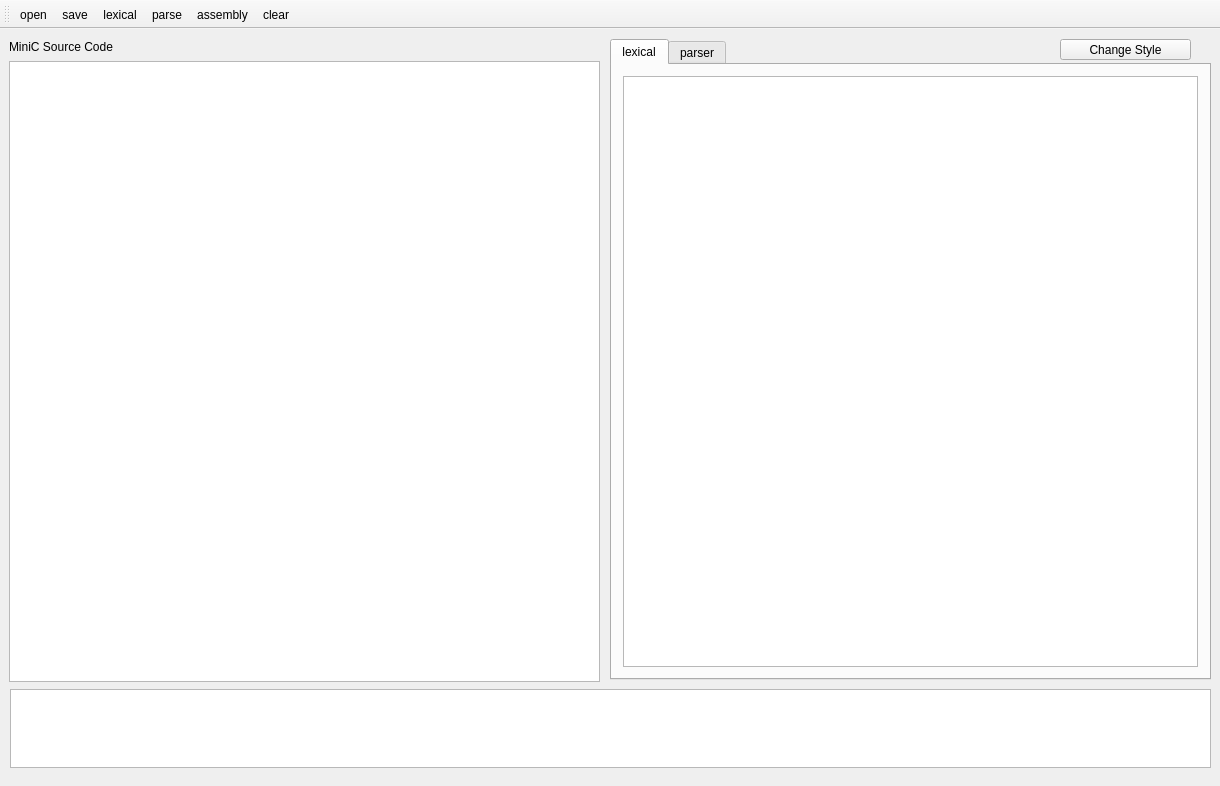
Dudebla/MiniC-CompilingPrinciplesCourse, file MiniCTeat/mainwindow.ui: the form before one commit.
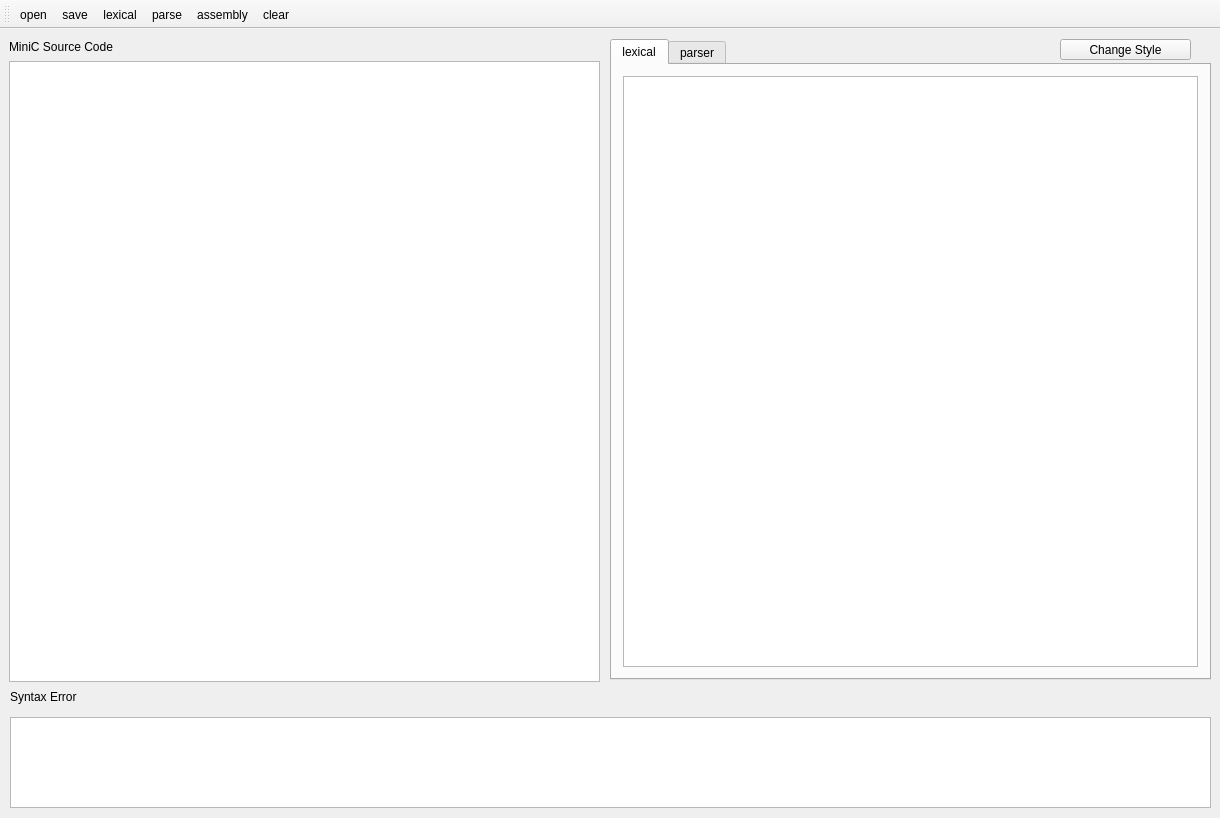
The form after the commit.

Patch:
```diff
--- a/MiniCTeat/mainwindow.ui
+++ b/MiniCTeat/mainwindow.ui
@@ -7,7 +7,7 @@
     <x>0</x>
     <y>0</y>
     <width>1220</width>
-    <height>786</height>
+    <height>818</height>
    </rect>
   </property>
   <property name="windowTitle">
@@ -90,12 +90,25 @@
     <property name="geometry">
      <rect>
       <x>10</x>
-      <y>660</y>
+      <y>688</y>
       <width>1201</width>
-      <height>79</height>
+      <height>91</height>
      </rect>
     </property>
    </widget>
+   <widget class="QLabel" name="label_2">
+    <property name="geometry">
+     <rect>
+      <x>10</x>
+      <y>660</y>
+      <width>101</width>
+      <height>16</height>
+     </rect>
+    </property>
+    <property name="text">
+     <string>Syntax Error</string>
+    </property>
+   </widget>
   </widget>
   <widget class="QToolBar" name="mainToolBar">
    <attribute name="toolBarArea">
```
